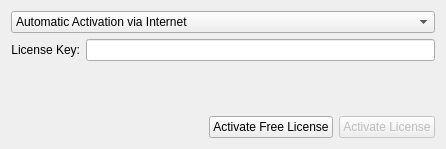
Qt form client/src/ui/widgets/settings/license_widget.ui (networkoptix/nx_open) before a commit.
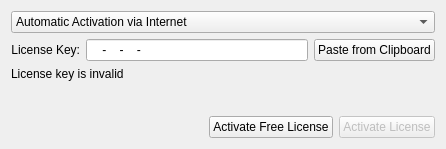
The same form after that commit. Custom widgets are drawn as their Qt base class.

Commit message:
(Issue #4028) :  licenses activation
<==== Mercurial data ====>
Branch: master

Patch:
```diff
--- a/client/src/ui/widgets/settings/license_widget.ui
+++ b/client/src/ui/widgets/settings/license_widget.ui
@@ -60,10 +60,34 @@
           </widget>
          </item>
          <item>
-          <widget class="QLineEdit" name="onlineKeyEdit"/>
+          <widget class="QLineEdit" name="onlineKeyEdit">
+           <property name="inputMask">
+            <string notr="true">&gt;NNNN-NNNN-NNNN-NNNN</string>
+           </property>
+           <property name="text">
+            <string notr="true">---</string>
+           </property>
+           <property name="cursorPosition">
+            <number>0</number>
+           </property>
+          </widget>
+         </item>
+         <item>
+          <widget class="QPushButton" name="pasteKeyButton">
+           <property name="text">
+            <string>Paste from Clipboard</string>
+           </property>
+          </widget>
          </item>
         </layout>
        </item>
+       <item>
+        <widget class="QLabel" name="licenseKeyWarningLabel">
+         <property name="text">
+          <string>License key is invalid</string>
+         </property>
+        </widget>
+       </item>
        <item>
         <spacer name="verticalSpacer">
          <property name="orientation">
```
The commit also changes 1 other file.
